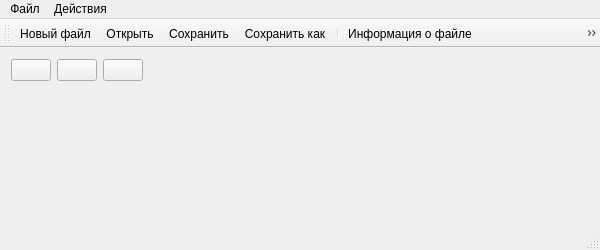
This is ip-phone-van/mainwindow.ui in Warchant/ip-phone as Qt 5 draws it before an edit. The edited form follows.
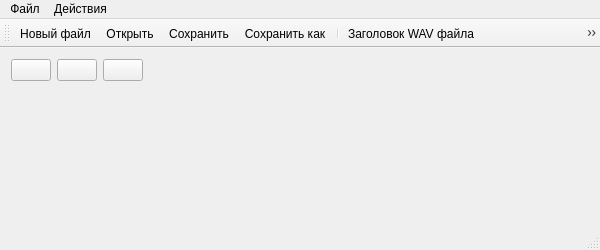
This is the edited form. Icons and pictures are not drawn. Custom widgets are drawn as their Qt base class.

What changed in the file:
```diff
--- a/ip-phone-van/mainwindow.ui
+++ b/ip-phone-van/mainwindow.ui
@@ -268,7 +268,7 @@
      <normaloff>:/recources/actions/actionInfo.png</normaloff>:/recources/actions/actionInfo.png</iconset>
    </property>
    <property name="text">
-    <string>Информация о файле</string>
+    <string>Заголовок WAV файла</string>
    </property>
    <property name="toolTip">
     <string>Информация о файле</string>
```
Left out of the diff: 2 changed lines with no effect on the pictures.
